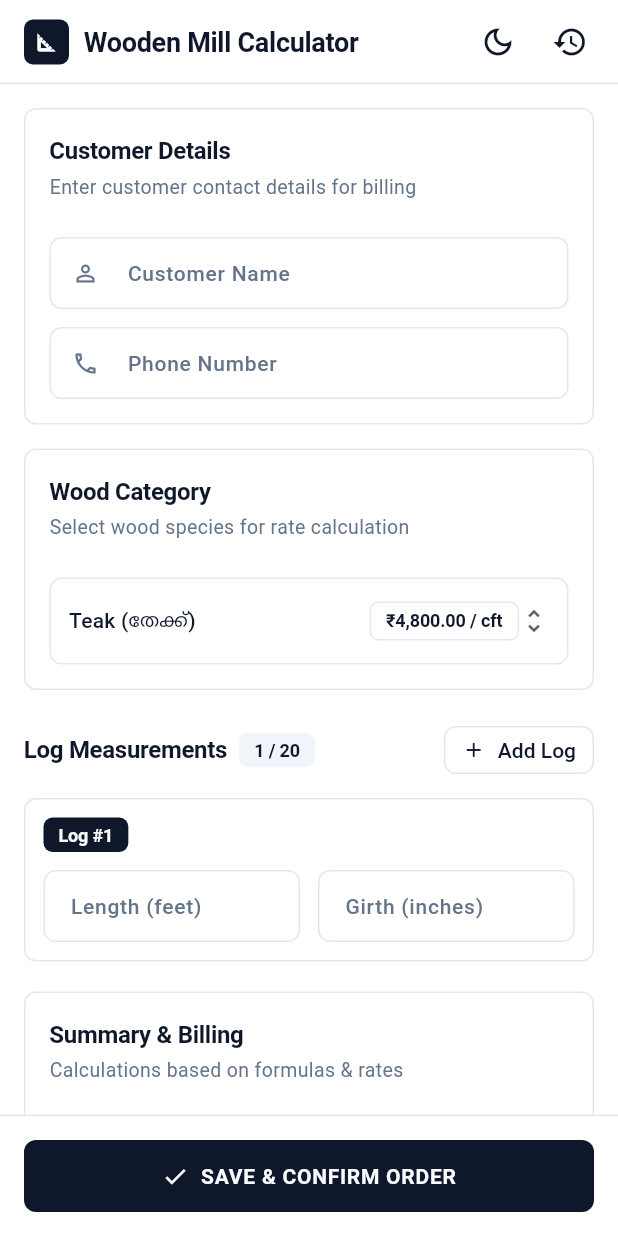
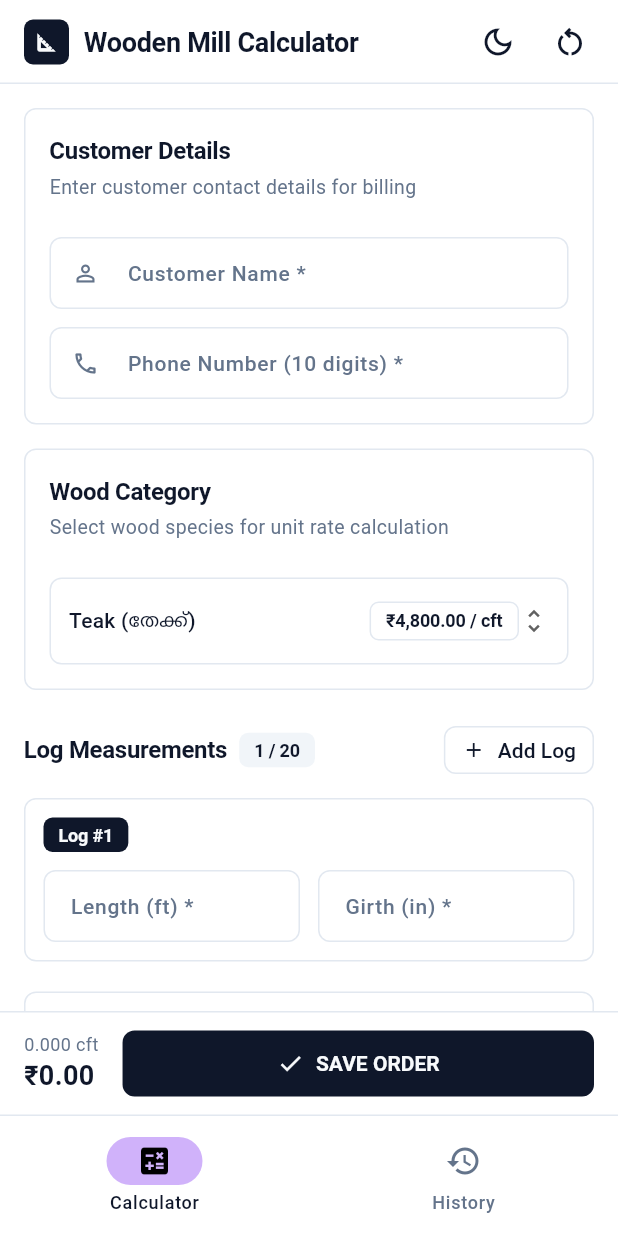
Before and after one commit to AzimAbdulla10/wooden-mill-app, a Flutter app: the screen it shows after launch, on a phone screen of 412 x 824 dp. Run offline on Flutter 3.47's test engine with Material 3 defaults, Android fonts, the phone set to English and light mode, and no system bars; our stand-ins replace shared_preferences, sqflite; accounts and stored records are empty.

Commit message:
refactor(ui): implement adaptive scaffold, search filter, confirmation modal for log removals, and 50/50 balanced multi-pane tablet layouts

```diff
--- a/lib/main.dart
+++ b/lib/main.dart
@@ -1,7 +1,9 @@
 import 'package:flutter/material.dart';
 import 'package:wooden_mill_app/core/theme/app_theme.dart';
 import 'package:wooden_mill_app/core/theme/theme_controller.dart';
+import 'package:wooden_mill_app/screens/history/history_screen.dart';
 import 'package:wooden_mill_app/screens/home/home_screen.dart';
+import 'package:wooden_mill_app/widgets/adaptive_scaffold.dart';
 
 final ThemeController themeController = ThemeController();
 
@@ -24,9 +26,36 @@ class MyApp extends StatelessWidget {
           theme: AppTheme.lightTheme,
           darkTheme: AppTheme.darkTheme,
           themeMode: themeController.themeMode,
-          home: const HomeScreen(),
+          home: const MainShell(),
         );
       },
     );
   }
 }
+
+class MainShell extends StatefulWidget {
+  const MainShell({super.key});
+
+  @override
+  State<MainShell> createState() => _MainShellState();
+}
+
+class _MainShellState extends State<MainShell> {
+  int _navIndex = 0;
+
+  @override
+  Widget build(BuildContext context) {
+    return AdaptiveScaffold(
+      selectedIndex: _navIndex,
+      onDestinationSelected: (index) {
+        setState(() {
+          _navIndex = index;
+        });
+      },
+      bodyPages: const [
+        HomeScreen(),
+        HistoryScreen(),
+      ],
+    );
+  }
+}
--- a/lib/screens/home/home_screen.dart
+++ b/lib/screens/home/home_screen.dart
@@ -5,7 +5,6 @@ import 'package:wooden_mill_app/core/theme/shadcn_tokens.dart';
 import 'package:wooden_mill_app/core/utils/responsive_layout.dart';
 import 'package:wooden_mill_app/core/utils/volume_calculator.dart';
 import 'package:wooden_mill_app/main.dart';
-import 'package:wooden_mill_app/screens/history/history_screen.dart';
 import 'package:wooden_mill_app/screens/home/home_controller.dart';
 import 'package:wooden_mill_app/widgets/shad_badge.dart';
 import 'package:wooden_mill_app/widgets/shad_card.dart';
@@ -33,10 +32,41 @@ class _HomeScreenState extends State<HomeScreen> {
     super.dispose();
   }
 
-  void _navigateToHistory() {
-    Navigator.of(context).push(
-      MaterialPageRoute(builder: (context) => const HistoryScreen()),
+  Future<void> _removeLogWithConfirmation(int index) async {
+    final log = _controller.logs[index];
+    final hasData = log.lengthController.text.isNotEmpty || log.girthController.text.isNotEmpty;
+
+    if (hasData) {
+      final confirm = await showDialog<bool>(
+        context: context,
+        builder: (context) => AlertDialog(
+          shape: RoundedRectangleBorder(
+            borderRadius: BorderRadius.circular(ShadTokens.radiusLg),
+            side: BorderSide(color: Theme.of(context).colorScheme.outline),
+          ),
+          title: const Text('Remove Log Entry?'),
+          content: Text('Are you sure you want to remove Log #${index + 1}? Entered dimensions will be lost.'),
+          actions: [
+            TextButton(
+              onPressed: () => Navigator.of(context).pop(false),
+              child: const Text('Cancel'),
+            ),
+            ElevatedButton(
+              onPressed: () => Navigator.of(context).pop(true),
+              style: ElevatedButton.styleFrom(
+                backgroundColor: Theme.of(context).colorScheme.error,
+                foregroundColor: Theme.of(context).colorScheme.onError,
+              ),
+              child: const Text('Remove'),
+            ),
+          ],
+        ),
       );
+
+      if (confirm != true) return;
+    }
+
+    _controller.removeLogAt(index);
   }
 
   void _submitForm() async {
@@ -106,6 +136,7 @@ class _HomeScreenState extends State<HomeScreen> {
   @override
   Widget build(BuildContext context) {
     final theme = Theme.of(context);
+    final isPhone = ResponsiveLayout.isPhone(context);
 
     return Scaffold(
       appBar: AppBar(
@@ -124,6 +155,7 @@ class _HomeScreenState extends State<HomeScreen> {
           ],
         ),
         actions: [
+          if (isPhone)
             ListenableBuilder(
               listenable: themeController,
               builder: (context, _) {
@@ -136,9 +168,9 @@ class _HomeScreenState extends State<HomeScreen> {
               },
             ),
           IconButton(
-            icon: const Icon(Icons.history_outlined),
-            tooltip: 'Order History',
-            onPressed: _navigateToHistory,
+            icon: const Icon(Icons.restart_alt_outlined),
+            tooltip: 'Clear Form',
+            onPressed: _controller.clearForm,
           ),
           const SizedBox(width: 8),
         ],
@@ -149,7 +181,7 @@ class _HomeScreenState extends State<HomeScreen> {
           return SafeArea(
             child: ResponsiveLayout(
               phone: _buildPhoneLayout(theme),
-              tablet: _buildTabletLayout(theme),
+              tablet: _buildBalancedTabletLayout(theme),
             ),
           );
         },
@@ -157,7 +189,7 @@ class _HomeScreenState extends State<HomeScreen> {
     );
   }
 
-  // Mobile Layout: Clean single-column layout with section cards
+  // Phone Layout: Compact single-column workflow with sticky bottom summary bar
   Widget _buildPhoneLayout(ThemeData theme) {
     return Column(
       children: [
@@ -183,23 +215,19 @@ class _HomeScreenState extends State<HomeScreen> {
             ],
           ),
         ),
-        _buildSubmitBar(theme),
+        _buildStickyPhoneSummaryBar(theme),
       ],
     );
   }
 
-  // Tablet Layout: Adaptive multi-column side-by-side pane layout
-  Widget _buildTabletLayout(ThemeData theme) {
+  // Tablet & Desktop Layout: Balanced 50% / 50% Two-Column Split
+  Widget _buildBalancedTabletLayout(ThemeData theme) {
     return Row(
       crossAxisAlignment: CrossAxisAlignment.start,
       children: [
-        // Left Column: Customer Details, Wood Selection & Live Metrics
-        SizedBox(
-          width: 380,
-          child: Container(
-            decoration: BoxDecoration(
-              border: Border(right: BorderSide(color: theme.colorScheme.outline, width: 1)),
-            ),
+        // Left Column (50% Flex Width): Customer Info, Wood Selection & Log Entries List
+        Expanded(
+          flex: 1,
           child: ListView(
             padding: const EdgeInsets.all(ShadTokens.spaceLg),
             children: [
@@ -207,34 +235,30 @@ class _HomeScreenState extends State<HomeScreen> {
               const SizedBox(height: ShadTokens.spaceLg),
               _buildWoodTypeCard(theme),
               const SizedBox(height: ShadTokens.spaceLg),
-                _buildSummaryCard(theme),
+              _buildLogsHeader(theme),
+              const SizedBox(height: ShadTokens.spaceSm),
+              ...List.generate(
+                _controller.logs.length,
+                (index) => Padding(
+                  padding: const EdgeInsets.only(bottom: ShadTokens.spaceMd),
+                  child: _buildLogItem(index, theme),
+                ),
+              ),
             ],
           ),
         ),
-        ),
-        // Right Column: Dynamic Log Dimension Entry List & Action Bar
+        VerticalDivider(width: 1, thickness: 1, color: theme.colorScheme.outline),
+        // Right Column (50% Flex Width): Live Billing Summary & Save Action Button
         Expanded(
+          flex: 1,
           child: Column(
             children: [
-              Padding(
-                padding: const EdgeInsets.fromLTRB(
-                  ShadTokens.spaceLg,
-                  ShadTokens.spaceLg,
-                  ShadTokens.spaceLg,
-                  ShadTokens.spaceSm,
-                ),
-                child: _buildLogsHeader(theme),
-              ),
               Expanded(
-                child: ListView.builder(
-                  padding: const EdgeInsets.symmetric(horizontal: ShadTokens.spaceLg),
-                  itemCount: _controller.logs.length,
-                  itemBuilder: (context, index) {
-                    return Padding(
-                      padding: const EdgeInsets.only(bottom: ShadTokens.spaceMd),
-                      child: _buildLogItem(index, theme),
-                    );
-                  },
+                child: ListView(
+                  padding: const EdgeInsets.all(ShadTokens.spaceLg),
+                  children: [
+                    _buildSummaryCard(theme),
+                  ],
                 ),
               ),
               _buildSubmitBar(theme),
@@ -254,7 +278,7 @@ class _HomeScreenState extends State<HomeScreen> {
           TextField(
             controller: _controller.customerNameController,
             decoration: const InputDecoration(
-              labelText: 'Customer Name',
+              labelText: 'Customer Name *',
               hintText: 'e.g. John Doe',
               prefixIcon: Icon(Icons.person_outline, size: 18),
             ),
@@ -265,7 +289,7 @@ class _HomeScreenState extends State<HomeScreen> {
           TextField(
             controller: _controller.phoneController,
             decoration: const InputDecoration(
-              labelText: 'Phone Number',
+              labelText: 'Phone Number (10 digits) *',
               hintText: '10 digit mobile number',
               prefixIcon: Icon(Icons.phone_outlined, size: 18),
               counterText: '',
@@ -282,7 +306,7 @@ class _HomeScreenState extends State<HomeScreen> {
   Widget _buildWoodTypeCard(ThemeData theme) {
     return ShadCard(
       title: 'Wood Category',
-      description: 'Select wood species for rate calculation',
+      description: 'Select wood species for unit rate calculation',
       child: Container(
         padding: const EdgeInsets.symmetric(horizontal: ShadTokens.spaceMd, vertical: 4),
         decoration: BoxDecoration(
@@ -375,7 +399,7 @@ class _HomeScreenState extends State<HomeScreen> {
               if (showRemove)
                 IconButton(
                   icon: Icon(Icons.close, size: 18, color: theme.colorScheme.onSurfaceVariant),
-                  onPressed: () => _controller.removeLogAt(index),
+                  onPressed: () => _removeLogWithConfirmation(index),
                   tooltip: 'Remove Log',
                   constraints: const BoxConstraints(),
                   padding: EdgeInsets.zero,
@@ -391,7 +415,7 @@ class _HomeScreenState extends State<HomeScreen> {
                 child: TextField(
                   controller: log.lengthController,
                   decoration: InputDecoration(
-                    labelText: 'Length (feet)',
+                    labelText: 'Length (ft) *',
                     hintText: 'e.g. 10.5',
                     errorText: log.lengthError,
                   ),
@@ -404,7 +428,7 @@ class _HomeScreenState extends State<HomeScreen> {
                 child: TextField(
                   controller: log.girthController,
                   decoration: InputDecoration(
-                    labelText: 'Girth (inches)',
+                    labelText: 'Girth (in) *',
                     hintText: 'e.g. 8.0',
                     errorText: log.girthError,
                   ),
@@ -462,7 +486,7 @@ class _HomeScreenState extends State<HomeScreen> {
   Widget _buildSummaryCard(ThemeData theme) {
     return ShadCard(
       title: 'Summary & Billing',
-      description: 'Calculations based on formulas & rates',
+      description: 'Live volume calculations & payment summary',
       child: Column(
         crossAxisAlignment: CrossAxisAlignment.stretch,
         children: [
@@ -519,6 +543,54 @@ class _HomeScreenState extends State<HomeScreen> {
             value: VolumeCalculator.formatCurrency(_controller.finalPrice),
             icon: Icons.account_balance_wallet_outlined,
             isHighlight: true,
+          ),
+        ],
+      ),
+    );
+  }
+
+  Widget _buildStickyPhoneSummaryBar(ThemeData theme) {
+    return Container(
+      padding: const EdgeInsets.symmetric(horizontal: ShadTokens.spaceLg, vertical: ShadTokens.spaceMd),
+      decoration: BoxDecoration(
+        color: theme.cardTheme.color,
+        border: Border(top: BorderSide(color: theme.colorScheme.outline, width: 1)),
+      ),
+      child: Row(
+        children: [
+          Column(
+            crossAxisAlignment: CrossAxisAlignment.start,
+            mainAxisSize: MainAxisSize.min,
+            children: [
+              Text(
+                '${VolumeCalculator.formatVolume(_controller.totalVolume)} cft',
+                style: TextStyle(fontSize: 12, color: theme.colorScheme.onSurfaceVariant),
+              ),
+              Text(
+                VolumeCalculator.formatCurrency(_controller.finalPrice),
+                style: TextStyle(fontSize: 18, fontWeight: FontWeight.bold, color: theme.colorScheme.primary),
+              ),
+            ],
+          ),
+          const SizedBox(width: 16),
+          Expanded(
+            child: SizedBox(
+              height: 44,
+              child: ElevatedButton.icon(
+                onPressed: _controller.isSaving ? null : _submitForm,
+                icon: _controller.isSaving
+                    ? const SizedBox(
+                        width: 18,
+                        height: 18,
+                        child: CircularProgressIndicator(color: Colors.white, strokeWidth: 2),
+                      )
+                    : const Icon(Icons.check, size: 18),
+                label: Text(
+                  _controller.isSaving ? 'SAVING...' : 'SAVE ORDER',
+                  style: const TextStyle(fontWeight: FontWeight.w600),
+                ),
+              ),
+            ),
           ),
         ],
       ),
--- /dev/null
+++ b/lib/widgets/adaptive_scaffold.dart
@@ -0,0 +1,127 @@
+import 'package:flutter/material.dart';
+import 'package:wooden_mill_app/core/theme/shadcn_tokens.dart';
+import 'package:wooden_mill_app/core/utils/responsive_layout.dart';
+import 'package:wooden_mill_app/main.dart';
+
+class AdaptiveScaffold extends StatefulWidget {
+  final int selectedIndex;
+  final ValueChanged<int> onDestinationSelected;
+  final List<Widget> bodyPages;
+
+  const AdaptiveScaffold({
+    super.key,
+    required this.selectedIndex,
+    required this.onDestinationSelected,
+    required this.bodyPages,
+  });
+
+  @override
+  State<AdaptiveScaffold> createState() => _AdaptiveScaffoldState();
+}
+
+class _AdaptiveScaffoldState extends State<AdaptiveScaffold> {
+  @override
+  Widget build(BuildContext context) {
+    final theme = Theme.of(context);
+    final isTabletOrDesktop = !ResponsiveLayout.isPhone(context);
+
+    if (isTabletOrDesktop) {
+      return Scaffold(
+        body: Row(
+          children: [
+            // Left Navigation Rail for Large Screens
+            NavigationRail(
+              selectedIndex: widget.selectedIndex,
+              onDestinationSelected: widget.onDestinationSelected,
+              labelType: NavigationRailLabelType.all,
+              backgroundColor: theme.colorScheme.surface,
+              indicatorColor: theme.colorScheme.primaryContainer.withValues(alpha: 0.3),
+              leading: Padding(
+                padding: const EdgeInsets.symmetric(vertical: ShadTokens.spaceLg),
+                child: Container(
+                  padding: const EdgeInsets.all(8),
+                  decoration: BoxDecoration(
+                    color: theme.colorScheme.primary,
+                    borderRadius: BorderRadius.circular(ShadTokens.radiusSm),
+                  ),
+                  child: Icon(Icons.square_foot, size: 20, color: theme.colorScheme.onPrimary),
+                ),
+              ),
+              trailing: Expanded(
+                child: Align(
+                  alignment: Alignment.bottomCenter,
+                  child: Padding(
+                    padding: const EdgeInsets.only(bottom: ShadTokens.spaceLg),
+                    child: ListenableBuilder(
+                      listenable: themeController,
+                      builder: (context, _) {
+                        final isDark = Theme.of(context).brightness == Brightness.dark;
+                        return IconButton(
+                          icon: Icon(isDark ? Icons.light_mode_outlined : Icons.dark_mode_outlined),
+                          tooltip: isDark ? 'Switch to Light Mode' : 'Switch to Dark Mode',
+                          onPressed: () => themeController.toggleTheme(context),
+                        );
+                      },
+                    ),
+                  ),
+                ),
+              ),
+              destinations: const [
+                NavigationRailDestination(
+                  icon: Icon(Icons.calculate_outlined),
+                  selectedIcon: Icon(Icons.calculate),
+                  label: Text('Calculator'),
+                ),
+                NavigationRailDestination(
+                  icon: Icon(Icons.history_outlined),
+                  selectedIcon: Icon(Icons.history),
+                  label: Text('History'),
+                ),
+              ],
+            ),
+            VerticalDivider(width: 1, thickness: 1, color: theme.colorScheme.outline),
+            // Main Body Content
+            Expanded(
+              child: IndexedStack(
+                index: widget.selectedIndex,
+                children: widget.bodyPages,
+              ),
+            ),
+          ],
+        ),
+      );
+    }
+
+    // Mobile Viewport with Bottom Navigation Bar
+    return Scaffold(
+      body: IndexedStack(
+        index: widget.selectedIndex,
+        children: widget.bodyPages,
+      ),
+      bottomNavigationBar: Container(
+        decoration: BoxDecoration(
+          border: Border(top: BorderSide(color: theme.colorScheme.outline, width: 1)),
+        ),
+        child: NavigationBar(
+          selectedIndex: widget.selectedIndex,
+          onDestinationSelected: widget.onDestinationSelected,
+          backgroundColor: theme.colorScheme.surface,
+          elevation: 0,
+          indicatorColor: theme.colorScheme.primaryContainer.withValues(alpha: 0.3),
+          destinations: const [
+            NavigationDestination(
+              icon: Icon(Icons.calculate_outlined),
+              selectedIcon: Icon(Icons.calculate),
+              label: 'Calculator',
+            ),
+            NavigationDestination(
+              icon: Icon(Icons.history_outlined),
+              selectedIcon: Icon(Icons.history),
+              label: 'History',
+            ),
+          ],
+        ),
+      ),
+    );
+  }
+}
```
Also changed, not shown: lib/screens/history/history_screen.dart (+83 -15 lines). Lines whose indentation alone changed are shown as unchanged.
